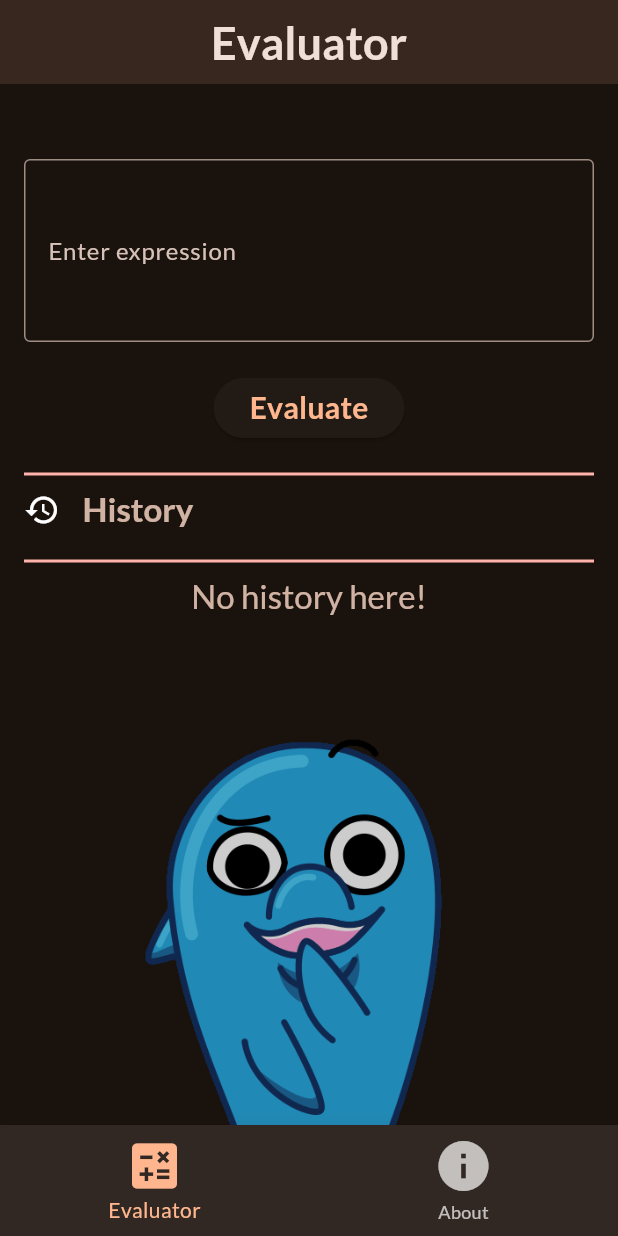
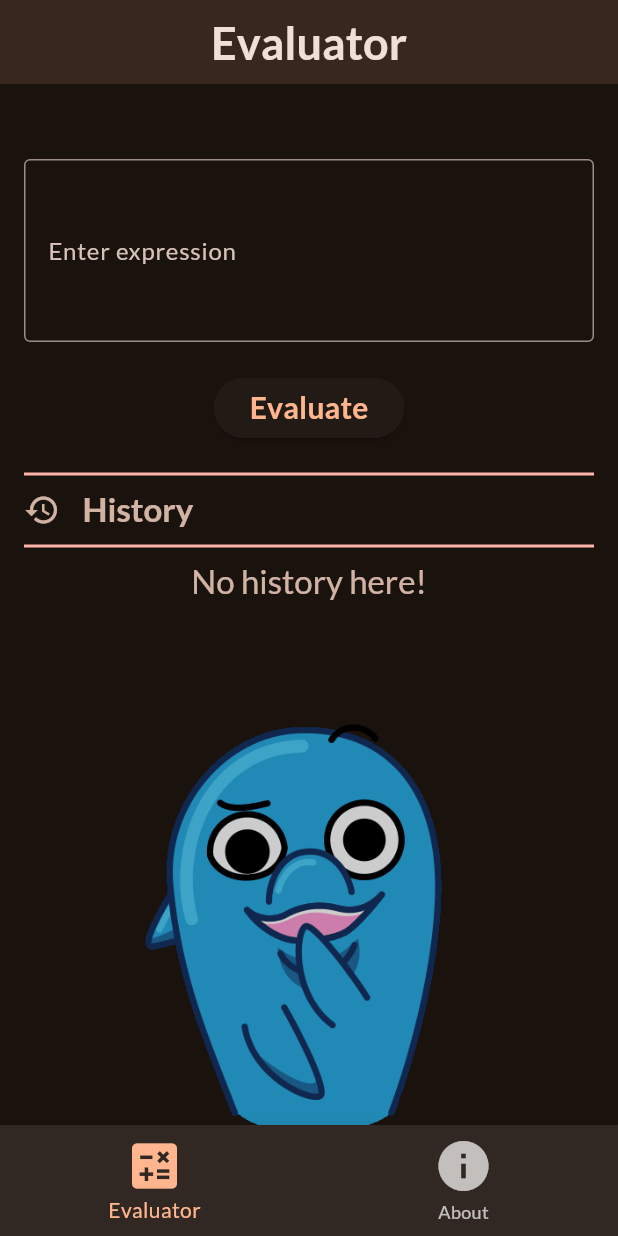
Before and after one commit to Shafin1196/ExpressionEvaluatorFrontend, a Flutter app: the screen it shows after launch, on a phone screen of 412 x 824 dp. Run offline on Flutter 3.47's test engine with Material 3 defaults, Android fonts, the light colour scheme and no system bars; our stand-ins replace google_fonts, shared_preferences.

Commit message:
change Image color

```diff
--- a/lib/widget/expression.dart
+++ b/lib/widget/expression.dart
@@ -204,7 +204,12 @@ class _ExpressionState extends State<Expression> {
           ),
           Row(
             children: [
-              Icon(Icons.history),
+              Icon(Icons.history,
+              color: Theme.of(context)
+                          .colorScheme
+                          .onSecondaryContainer
+                          .withOpacity(0.8),
+              ),
               SizedBox(
                 width: 15,
               ),
@@ -219,9 +224,6 @@ class _ExpressionState extends State<Expression> {
                     ),
               ),
             ],
-          ),
-          SizedBox(
-            height: 10,
           ),
           Divider(
             color: Theme.of(context).colorScheme.error,
```
